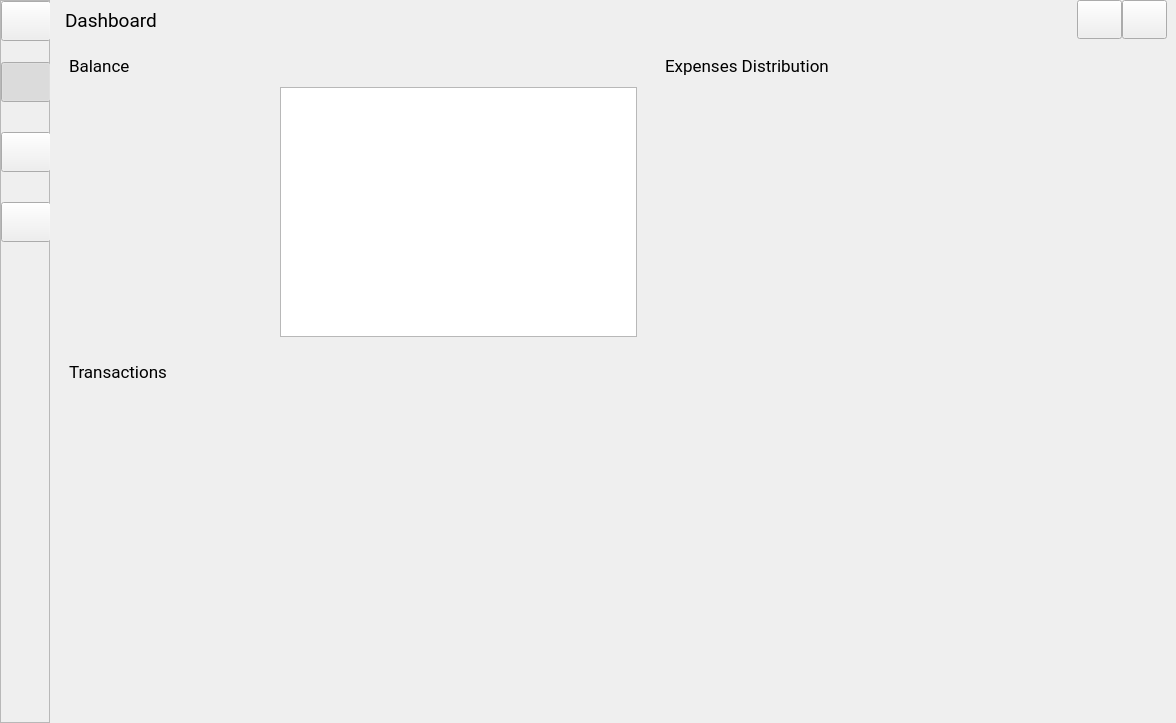
Old version of the form skeletons/MainWindow.ui in the repository opierre/Budgetter.
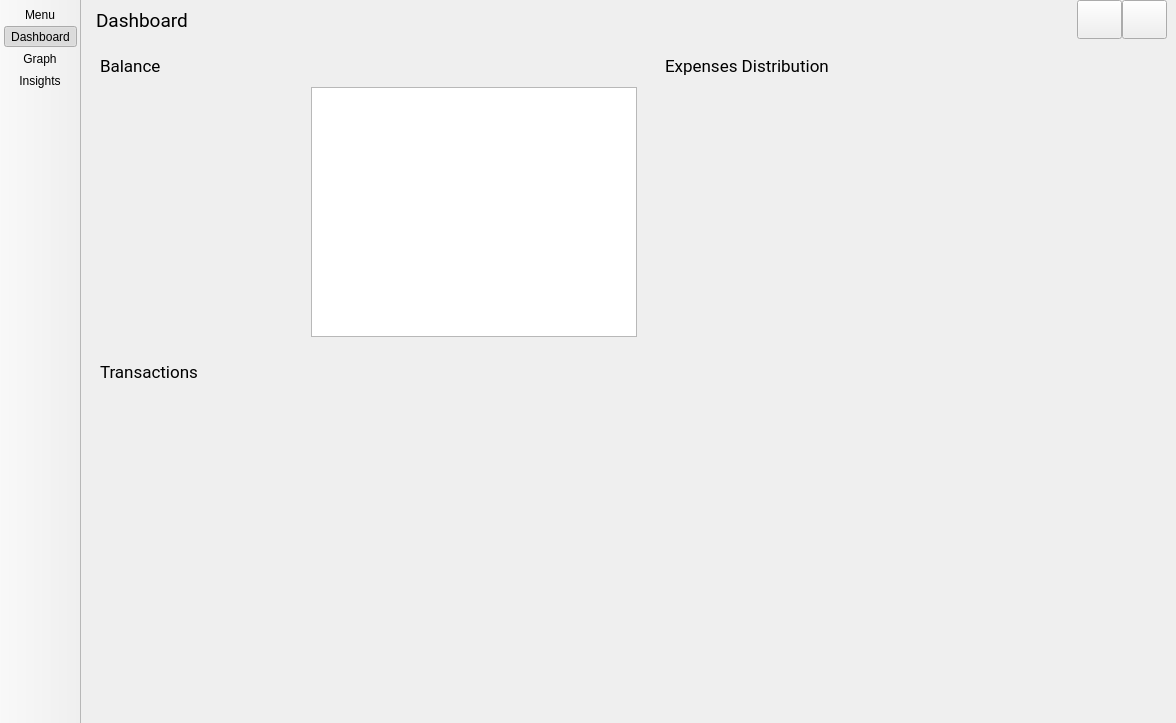
New version of the form. Icons and pictures are not drawn. Custom widgets are drawn as their Qt base class.

Commit message: Update Drawer to QToolBar

```diff
--- a/skeletons/MainWindow.ui
+++ b/skeletons/MainWindow.ui
@@ -1,7 +1,7 @@
 <?xml version="1.0" encoding="UTF-8"?>
 <ui version="4.0">
  <class>MainWindow</class>
- <widget class="QWidget" name="MainWindow">
+ <widget class="QMainWindow" name="MainWindow">
   <property name="geometry">
    <rect>
     <x>0</x>
@@ -10,12 +10,6 @@
     <height>723</height>
    </rect>
   </property>
-  <property name="sizePolicy">
-   <sizepolicy hsizetype="Preferred" vsizetype="Preferred">
-    <horstretch>0</horstretch>
-    <verstretch>0</verstretch>
-   </sizepolicy>
-  </property>
   <property name="windowTitle">
    <string>Budgetter</string>
   </property>
@@ -839,6 +833,13 @@
     border: 1px solid #0190EA;
 }</string>
   </property>
+  <property name="toolButtonStyle">
+   <enum>Qt::ToolButtonIconOnly</enum>
+  </property>
+  <property name="animated">
+   <bool>true</bool>
+  </property>
+  <widget class="QWidget" name="centralwidget">
   <layout class="QGridLayout" name="gridLayout">
    <property name="leftMargin">
     <number>0</number>
@@ -855,7 +856,127 @@
    <property name="spacing">
     <number>0</number>
    </property>
-   <item row="1" column="1" colspan="3">
+    <item row="0" column="0">
+     <widget class="QWidget" name="menuBar" native="true">
+      <property name="minimumSize">
+       <size>
+        <width>0</width>
+        <height>40</height>
+       </size>
+      </property>
+      <layout class="QHBoxLayout" name="horizontalLayout">
+       <property name="spacing">
+        <number>0</number>
+       </property>
+       <property name="leftMargin">
+        <number>15</number>
+       </property>
+       <property name="topMargin">
+        <number>0</number>
+       </property>
+       <property name="bottomMargin">
+        <number>0</number>
+       </property>
+       <item>
+        <widget class="QLabel" name="menuLabel">
+         <property name="font">
+          <font>
+           <family>Roboto</family>
+           <pointsize>14</pointsize>
+          </font>
+         </property>
+         <property name="text">
+          <string>Dashboard</string>
+         </property>
+        </widget>
+       </item>
+       <item>
+        <spacer name="horizontalSpacer">
+         <property name="orientation">
+          <enum>Qt::Horizontal</enum>
+         </property>
+         <property name="sizeHint" stdset="0">
+          <size>
+           <width>40</width>
+           <height>20</height>
+          </size>
+         </property>
+        </spacer>
+       </item>
+       <item>
+        <widget class="QPushButton" name="alerts">
+         <property name="minimumSize">
+          <size>
+           <width>45</width>
+           <height>39</height>
+          </size>
+         </property>
+         <property name="maximumSize">
+          <size>
+           <width>45</width>
+           <height>39</height>
+          </size>
+         </property>
+         <property name="cursor">
+          <cursorShape>PointingHandCursor</cursorShape>
+         </property>
+         <property name="toolTip">
+          <string>Notifications</string>
+         </property>
+         <property name="text">
+          <string/>
+         </property>
+         <property name="icon">
+          <iconset resource="../resources/resources.qrc">
+           <normaloff>:/images/images/notifications-white-24dp.svg</normaloff>:/images/images/notifications-white-24dp.svg</iconset>
+         </property>
+         <property name="iconSize">
+          <size>
+           <width>24</width>
+           <height>24</height>
+          </size>
+         </property>
+        </widget>
+       </item>
+       <item>
+        <widget class="QPushButton" name="settings">
+         <property name="minimumSize">
+          <size>
+           <width>45</width>
+           <height>39</height>
+          </size>
+         </property>
+         <property name="maximumSize">
+          <size>
+           <width>45</width>
+           <height>39</height>
+          </size>
+         </property>
+         <property name="cursor">
+          <cursorShape>PointingHandCursor</cursorShape>
+         </property>
+         <property name="toolTip">
+          <string>Settings</string>
+         </property>
+         <property name="text">
+          <string/>
+         </property>
+         <property name="icon">
+          <iconset resource="../resources/resources.qrc">
+           <normaloff>:/images/images/settings-white-24dp.svg</normaloff>:/images/images/settings-white-24dp.svg</iconset>
+         </property>
+         <property name="iconSize">
+          <size>
+           <width>24</width>
+           <height>24</height>
+          </size>
+         </property>
+        </widget>
+       </item>
+      </layout>
+     </widget>
+    </item>
+    <item row="1" column="0">
     <widget class="SlidingStackedWidget" name="stackedWidget">
      <property name="currentIndex">
       <number>0</number>
@@ -881,7 +1002,7 @@
         <widget class="Container" name="transactions">
          <property name="minimumSize">
           <size>
-           <width>40</width>
+            <width>46</width>
            <height>46</height>
           </size>
          </property>
@@ -1027,395 +1148,100 @@
      <widget class="QWidget" name="page"/>
     </widget>
    </item>
-   <item row="0" column="1" colspan="3">
-    <widget class="QWidget" name="menuBar" native="true">
-     <property name="minimumSize">
-      <size>
-       <width>0</width>
-       <height>40</height>
-      </size>
-     </property>
-     <layout class="QHBoxLayout" name="horizontalLayout">
-      <property name="spacing">
-       <number>0</number>
-      </property>
-      <property name="leftMargin">
-       <number>15</number>
-      </property>
-      <property name="topMargin">
-       <number>0</number>
-      </property>
-      <property name="bottomMargin">
-       <number>0</number>
-      </property>
-      <item>
-       <widget class="QLabel" name="menuLabel">
-        <property name="font">
-         <font>
-          <family>Roboto</family>
-          <pointsize>14</pointsize>
-         </font>
-        </property>
-        <property name="text">
-         <string>Dashboard</string>
-        </property>
-       </widget>
-      </item>
-      <item>
-       <spacer name="horizontalSpacer">
-        <property name="orientation">
-         <enum>Qt::Horizontal</enum>
-        </property>
-        <property name="sizeHint" stdset="0">
-         <size>
-          <width>40</width>
-          <height>20</height>
-         </size>
-        </property>
-       </spacer>
-      </item>
-      <item>
-       <widget class="QPushButton" name="alerts">
-        <property name="minimumSize">
-         <size>
-          <width>45</width>
-          <height>39</height>
-         </size>
-        </property>
-        <property name="maximumSize">
-         <size>
-          <width>45</width>
-          <height>39</height>
-         </size>
-        </property>
-        <property name="cursor">
-         <cursorShape>PointingHandCursor</cursorShape>
-        </property>
-        <property name="toolTip">
-         <string>Notifications</string>
-        </property>
-        <property name="text">
-         <string/>
-        </property>
-        <property name="icon">
-         <iconset resource="../resources/resources.qrc">
-          <normaloff>:/images/images/notifications-white-24dp.svg</normaloff>:/images/images/notifications-white-24dp.svg</iconset>
-        </property>
-        <property name="iconSize">
-         <size>
-          <width>24</width>
-          <height>24</height>
-         </size>
-        </property>
-       </widget>
-      </item>
-      <item>
-       <widget class="QPushButton" name="settings">
-        <property name="minimumSize">
-         <size>
-          <width>45</width>
-          <height>39</height>
-         </size>
-        </property>
-        <property name="maximumSize">
-         <size>
-          <width>45</width>
-          <height>39</height>
-         </size>
-        </property>
-        <property name="cursor">
-         <cursorShape>PointingHandCursor</cursorShape>
-        </property>
-        <property name="toolTip">
-         <string>Settings</string>
-        </property>
-        <property name="text">
-         <string/>
-        </property>
-        <property name="icon">
-         <iconset resource="../resources/resources.qrc">
-          <normaloff>:/images/images/settings-white-24dp.svg</normaloff>:/images/images/settings-white-24dp.svg</iconset>
-        </property>
-        <property name="iconSize">
-         <size>
-          <width>24</width>
-          <height>24</height>
-         </size>
-        </property>
-       </widget>
-      </item>
-     </layout>
-    </widget>
-   </item>
-   <item row="0" column="0" rowspan="2">
-    <widget class="Drawer" name="drawer" native="true">
-     <property name="sizePolicy">
-      <sizepolicy hsizetype="Fixed" vsizetype="Preferred">
-       <horstretch>0</horstretch>
-       <verstretch>0</verstretch>
-      </sizepolicy>
-     </property>
-     <property name="minimumSize">
-      <size>
-       <width>50</width>
-       <height>0</height>
-      </size>
-     </property>
-     <property name="maximumSize">
-      <size>
-       <width>50</width>
-       <height>16777215</height>
-      </size>
-     </property>
-     <layout class="QGridLayout" name="gridLayout_7">
-      <property name="leftMargin">
-       <number>0</number>
-      </property>
-      <property name="topMargin">
-       <number>0</number>
-      </property>
-      <property name="rightMargin">
-       <number>0</number>
-      </property>
-      <property name="bottomMargin">
-       <number>0</number>
-      </property>
-      <item row="0" column="0">
-       <widget class="QFrame" name="navigation">
-        <property name="frameShape">
-         <enum>QFrame::StyledPanel</enum>
-        </property>
-        <property name="frameShadow">
-         <enum>QFrame::Raised</enum>
-        </property>
-        <layout class="QGridLayout" name="gridLayout_8">
-         <property name="leftMargin">
-          <number>0</number>
-         </property>
-         <property name="topMargin">
-          <number>0</number>
-         </property>
-         <property name="rightMargin">
-          <number>0</number>
-         </property>
-         <property name="bottomMargin">
-          <number>7</number>
-         </property>
-         <item row="1" column="0" colspan="2">
-          <layout class="QHBoxLayout" name="horizontalLayout_2">
-           <property name="spacing">
-            <number>0</number>
-           </property>
-           <item>
-            <widget class="QPushButton" name="menu">
-             <property name="minimumSize">
-              <size>
-               <width>50</width>
-               <height>40</height>
-              </size>
-             </property>
-             <property name="maximumSize">
-              <size>
-               <width>50</width>
-               <height>40</height>
-              </size>
-             </property>
-             <property name="cursor">
-              <cursorShape>PointingHandCursor</cursorShape>
-             </property>
-             <property name="text">
-              <string/>
-             </property>
-             <property name="icon">
-              <iconset resource="../resources/resources.qrc">
-               <normaloff>:/images/images/menu-white-36dp.svg</normaloff>:/images/images/menu-white-36dp.svg</iconset>
-             </property>
-             <property name="iconSize">
-              <size>
-               <width>24</width>
-               <height>24</height>
-              </size>
-             </property>
+   </layout>
+  </widget>
+  <widget class="QToolBar" name="toolBar">
+   <property name="windowTitle">
+    <string>toolBar</string>
+   </property>
+   <property name="movable">
+    <bool>false</bool>
+   </property>
+   <property name="allowedAreas">
+    <set>Qt::NoToolBarArea</set>
+   </property>
+   <property name="floatable">
+    <bool>false</bool>
+   </property>
+   <attribute name="toolBarArea">
+    <enum>LeftToolBarArea</enum>
+   </attribute>
+   <attribute name="toolBarBreak">
+    <bool>false</bool>
+   </attribute>
+   <addaction name="actionMenu"/>
+   <addaction name="actionDashboard"/>
+   <addaction name="actionGraph"/>
+   <addaction name="actionInsights"/>
+  </widget>
+  <action name="actionDashboard">
              <property name="checkable">
               <bool>true</bool>
              </property>
-            </widget>
-           </item>
-          </layout>
-         </item>
-         <item row="3" column="0" colspan="2">
-          <layout class="QVBoxLayout" name="verticalLayout_2">
-           <property name="spacing">
-            <number>30</number>
-           </property>
-           <property name="topMargin">
-            <number>15</number>
-           </property>
-           <item>
-            <widget class="QPushButton" name="menuDashboard">
-             <property name="minimumSize">
-              <size>
-               <width>50</width>
-               <height>40</height>
-              </size>
-             </property>
-             <property name="maximumSize">
-              <size>
-               <width>50</width>
-               <height>40</height>
-              </size>
-             </property>
-             <property name="font">
-              <font>
-               <family>Roboto</family>
-               <pointsize>12</pointsize>
-              </font>
-             </property>
-             <property name="cursor">
-              <cursorShape>PointingHandCursor</cursorShape>
-             </property>
-             <property name="toolTip">
-              <string>Dashboard</string>
-             </property>
-             <property name="text">
-              <string/>
+   <property name="checked">
+    <bool>true</bool>
              </property>
              <property name="icon">
               <iconset resource="../resources/resources.qrc">
                <normaloff>:/images/images/dashboard-white-36dp.svg</normaloff>:/images/images/dashboard-white-36dp.svg</iconset>
              </property>
-             <property name="iconSize">
-              <size>
-               <width>24</width>
-               <height>24</height>
-              </size>
-             </property>
+   <property name="text">
+    <string>Dashboard</string>
+   </property>
+   <property name="toolTip">
+    <string>Dashboard</string>
+   </property>
+  </action>
+  <action name="actionMenu">
              <property name="checkable">
               <bool>true</bool>
              </property>
              <property name="checked">
-              <bool>true</bool>
-             </property>
-            </widget>
-           </item>
-           <item>
-            <widget class="QPushButton" name="menuGraph">
-             <property name="minimumSize">
-              <size>
-               <width>50</width>
-               <height>40</height>
-              </size>
-             </property>
-             <property name="maximumSize">
-              <size>
-               <width>50</width>
-               <height>40</height>
-              </size>
-             </property>
-             <property name="font">
-              <font>
-               <family>Roboto</family>
-               <pointsize>12</pointsize>
-              </font>
-             </property>
-             <property name="cursor">
-              <cursorShape>PointingHandCursor</cursorShape>
-             </property>
-             <property name="toolTip">
-              <string>Graph</string>
+    <bool>false</bool>
+   </property>
+   <property name="icon">
+    <iconset resource="../resources/resources.qrc">
+     <normaloff>:/images/images/menu-white-36dp.svg</normaloff>:/images/images/menu-white-36dp.svg</iconset>
              </property>
              <property name="text">
-              <string/>
+    <string>Menu</string>
+   </property>
+   <property name="toolTip">
+    <string>Menu</string>
+   </property>
+  </action>
+  <action name="actionGraph">
+   <property name="checkable">
+    <bool>true</bool>
              </property>
              <property name="icon">
               <iconset resource="../resources/resources.qrc">
                <normaloff>:/images/images/assessment-white-36dp.svg</normaloff>:/images/images/assessment-white-36dp.svg</iconset>
              </property>
-             <property name="iconSize">
-              <size>
-               <width>24</width>
-               <height>24</height>
-              </size>
-             </property>
+   <property name="text">
+    <string>Graph</string>
+   </property>
+   <property name="toolTip">
+    <string>Graphs</string>
+   </property>
+  </action>
+  <action name="actionInsights">
              <property name="checkable">
               <bool>true</bool>
-             </property>
-            </widget>
-           </item>
-           <item>
-            <widget class="QPushButton" name="menuInsights">
-             <property name="minimumSize">
-              <size>
-               <width>50</width>
-               <height>40</height>
-              </size>
-             </property>
-             <property name="maximumSize">
-              <size>
-               <width>50</width>
-               <height>40</height>
-              </size>
-             </property>
-             <property name="font">
-              <font>
-               <family>Roboto</family>
-               <pointsize>12</pointsize>
-              </font>
-             </property>
-             <property name="cursor">
-              <cursorShape>PointingHandCursor</cursorShape>
-             </property>
-             <property name="toolTip">
-              <string>Insights</string>
-             </property>
-             <property name="text">
-              <string/>
              </property>
              <property name="icon">
               <iconset resource="../resources/resources.qrc">
                <normaloff>:/images/images/insights-white-36dp.svg</normaloff>:/images/images/insights-white-36dp.svg</iconset>
              </property>
-             <property name="iconSize">
-              <size>
-               <width>24</width>
-               <height>24</height>
-              </size>
-             </property>
-             <property name="checkable">
-              <bool>true</bool>
-             </property>
-            </widget>
-           </item>
-          </layout>
-         </item>
-         <item row="6" column="0" colspan="2">
-          <spacer name="verticalSpacer">
-           <property name="orientation">
-            <enum>Qt::Vertical</enum>
-           </property>
-           <property name="sizeHint" stdset="0">
-            <size>
-             <width>20</width>
-             <height>40</height>
-            </size>
-           </property>
-          </spacer>
-         </item>
-        </layout>
-       </widget>
-      </item>
-     </layout>
-    </widget>
-   </item>
-  </layout>
+   <property name="text">
+    <string>Insights</string>
+   </property>
+   <property name="toolTip">
+    <string>Insights</string>
+   </property>
+  </action>
  </widget>
  <customwidgets>
-  <customwidget>
-   <class>Drawer</class>
-   <extends>QWidget</extends>
-   <header>widgets/drawer.h</header>
-   <container>1</container>
-  </customwidget>
   <customwidget>
    <class>Container</class>
    <extends>QDockWidget</extends>
```
Left out of the diff: 60 changed lines with no effect on the pictures. Lines whose indentation alone changed are shown as unchanged. The commit also changes 3 other files.
